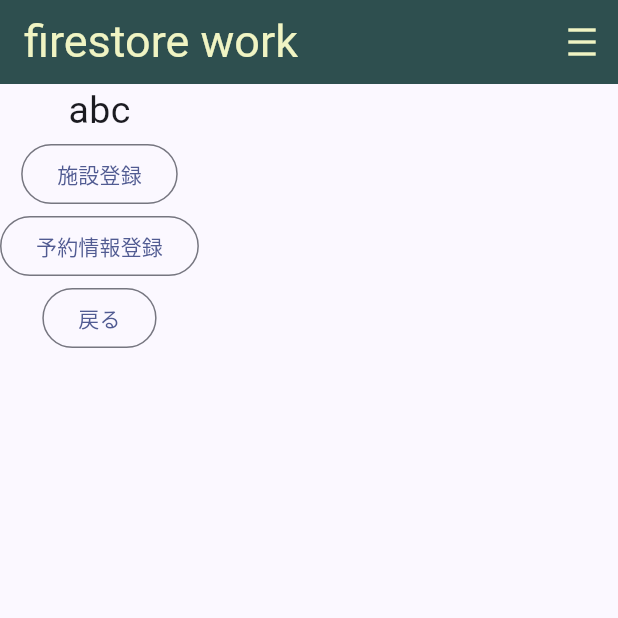
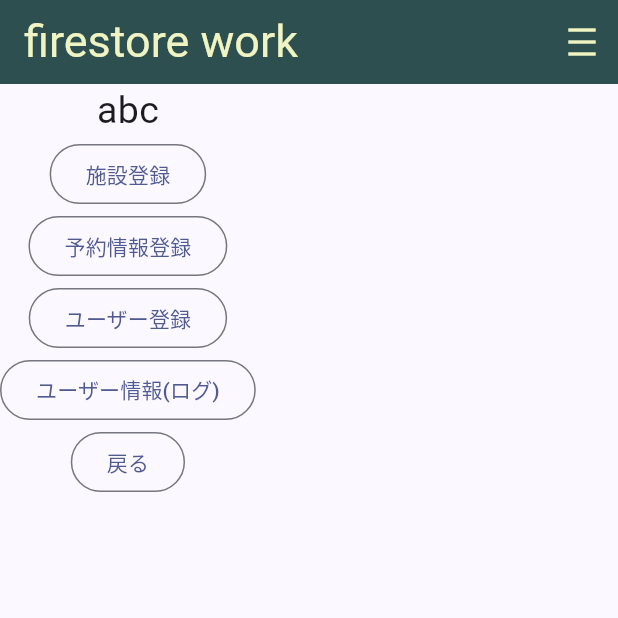
Before and after one commit to of3jlmssoo/flutterReservation, a Flutter app: the Firestorework screen opened by its route, after a tap on "予約情報登録", on a phone screen of 412 x 824 dp, the top half of it. Run offline on Flutter 3.47's test engine with Material 3 defaults, Android fonts, the phone set to English and light mode, and no system bars; our stand-ins replace cloud_firestore, firebase_auth, firebase_core, flutter_riverpod, freezed_annotation, go_router and 1 more; accounts and stored records are empty; generated files the repository leaves out were written again; network calls fail.

Commit message:
add a reservation data

```diff
--- a/lib/appbarcomp.dart
+++ b/lib/appbarcomp.dart
@@ -5,6 +5,7 @@ import 'package:flutter_riverpod/flutter_riverpod.dart';
 import 'package:go_router/go_router.dart';
 import 'package:logging/logging.dart';
 import 'package:reservations2/firebase_auth_repository.dart';
+import 'package:reservations2/reservation.dart';
 
 import 'consts.dart';
 
@@ -73,14 +74,7 @@ class CommonAppBarWidget extends ConsumerWidget {
                 ref.read(firebaseAuthProvider).signOut();
                 // ref.read(firebaseAuthProvider).sign;
               },
-              child: const Text('logout'),
-            ),
-            MenuItemButton(
-              onPressed: () {
-                log.info('BaseAppBar user info pressed');
-                log.info(ref.read(authRepositoryProvider).currentUser);
-              },
-              child: const Text('log.info user info'),
+              child: const Text('ログアウト'),
             ),
             MenuItemButton(
               onPressed: () {
@@ -89,65 +83,6 @@ class CommonAppBarWidget extends ConsumerWidget {
                 context.push('/firestorework');
               },
               child: const Text('firestore!'),
-            ),
-            MenuItemButton(
-              onPressed: () async {
-                log.info('BaseAppBar create users pressed');
-
-                List<Map<String, String>> users = [
-                  {"name": "dummy1", "email": "dummy1@dummy.com", "password": "dummy1dummy1"},
-                  {"name": "dummy2", "email": "dummy2@dummy.com", "password": "dummy2dummy2"},
-                  {"name": "dummy3", "email": "dummy3@dummy.com", "password": "dummy3dummy3"}
-                ];
-
-                for (var user in users) {
-                  try {
-                    log.info('in try! ${user["email"]} ${user["password"]}');
-                    var credential = await userCreate(user);
-                    log.info('credential : $credential');
-                  } on FirebaseAuthException catch (e) {
-                    if (e.code == 'weak-password') {
-                      log.warning('The password provided is too weak.');
-                    } else if (e.code == 'email-already-in-use') {
-                      log.warning('The account already exists for that email.');
-                    }
-                  } catch (e) {
-                    log.warning(e);
-                  }
-
-                  try {
-                    final credential = await FirebaseAuth.instance
-                        .signInWithEmailAndPassword(email: user["email"]!, password: user["password"]!);
-                    credential.user!.updateDisplayName(user["name"]);
-                  } catch (e) {
-                    log.warning(e);
-                  }
-                }
-
-                // users.forEach(
-                //   (user) async {
-                //     log.info(
-                //         '---> ${user["name"]}  ${user["email"]}  ${user["password"]}');
-                //     try {
-                //       log.info('in try! ${user["email"]} ${user["password"]}');
-                //       await userCreate(user).then((credential) async {
-                //         log.info('user creation ${credential.user}');
-                //         credential.user!.updateDisplayName(user["name"]);
-                //       });
-                //     } on FirebaseAuthException catch (e) {
-                //       if (e.code == 'weak-password') {
-                //         log.warning('The password provided is too weak.');
-                //       } else if (e.code == 'email-already-in-use') {
-                //         log.warning(
-                //             'The account already exists for that email.');
-                //       }
-                //     } catch (e) {
-                //       log.warning(e);
-                //     }
-                //   },
-                // );
-              },
-              child: const Text('create users'),
             ),
             MenuItemButton(
               onPressed: () {
@@ -165,14 +100,6 @@ class CommonAppBarWidget extends ConsumerWidget {
       ],
     );
   }
-
-  Future<UserCredential> userCreate(Map<String, String> user) async {
-    final credential = await FirebaseAuth.instance.createUserWithEmailAndPassword(
-      email: user["email"]!,
-      password: user["password"]!,
-    );
-    return credential;
-  }
 }
 
 class Firestorework extends ConsumerWidget {
@@ -188,48 +115,109 @@ class Firestorework extends ConsumerWidget {
           OutlinedButton(
             onPressed: () {
               var db = FirebaseFirestore.instance;
-              final kitchen = <String, dynamic>{"name": "台所", "capacity": 10, "equipment": "IH。\n水道無し。外に井戸あり\nイス無し"};
-              final mtgR1 = <String, dynamic>{"name": "会議室1", "capacity": 2, "equipment": "畳部屋(1畳)"};
-              final mtgR2 = <String, dynamic>{"name": "会議室2", "capacity": 20, "equipment": "2500平米。床抜けあり注意"};
-              List<Map<String, dynamic>> facilityInfo = [kitchen, mtgR1, mtgR2];
-              List<String> facilityName = ["kitchen", "mtgR1", "mrgR2"];
-              for (int i = 0; i < facilityInfo.length; i++) {
+
+              for (var ele in Facility.values) {
                 try {
-                  db.collection("facilities").doc(facilityName[i]).set(facilityInfo[i]);
+                  var doc = {"name": ele.displayName, "capacity": ele.capacity, "description": ele.description};
+                  db.collection("facilities").doc(ele.name).set(doc);
                   // .onError((e, _) => log.info("Error writing document: $e"));
                 } catch (e) {
                   log.info("Error writing document: $e");
                 }
               }
-              // db
-              //     .collection("facilities")
-              //     .doc("kitchen")
-              //     .set(kitchen)
-              //     .onError((e, _) => log.info("Error writing document: $e"));
             },
             child: const Text('施設登録'),
           ),
           OutlinedButton(
-            onPressed: () {
-              var db = FirebaseFirestore.instance;
-              final docRef = db.collection("facilities").doc("kitchen");
+            onPressed: () async {
+              log.info('---> 予約情報登録1');
+              // final reservation = Reservation(
+              //     reserveOn: DateTime.now(),
+              //     reserveMade: DateTime.now().add(Duration(days: 1)),
+              //     uid: ref.read(firebaseAuthProvider).currentUser!.uid);
+              // final rRepository = ReservationRepository(reservation: reservation, db: FirebaseFirestore.instance);
+              // rRepository.addReservation(reservation: reservation);
 
-              log.info("-----> $docRef");
-              log.info("-----> ${ref.read(authRepositoryProvider).currentUser}"); //.runtimeType}");
-              final reservation = <String, dynamic>{
-                "name": "Los Angeles",
-                "facility": docRef,
-                // "user": ref.read(authRepositoryProvider).currentUser
-              };
+              final reservation = Reservation(
+                reserveOn: DateTime.now(),
+                reserveMade: DateTime.now().add(const Duration(days: 1)),
+                facility: FirebaseFirestore.instance.collection("facilities").doc("kitchen"),
+                uid: ref.read(authRepositoryProvider).currentUser!.uid,
+                status: ReservationStatus.none,
+                // status: ReservationStatus.none,
+              );
 
-              var setData = db
+              final docRef = FirebaseFirestore.instance
                   .collection("reservations")
-                  .doc()
-                  .set(reservation)
-                  .onError((e, _) => log.info("Error writing document: $e"));
-              log.info("-----> $setData");
+                  .withConverter(
+                    fromFirestore: Reservation.fromFirestore,
+                    toFirestore: (Reservation reservation, options) => reservation.toFirestore(),
+                  )
+                  .doc();
+              await docRef.set(reservation);
+              log.info('---> 予約情報登録2 $reservation');
+              // var db = FirebaseFirestore.instance;
+              // final docRef = db.collection("facilities").doc("kitchen");
+
+              // log.info("-----> $docRef ---> ${docRef.runtimeType}");
+              // log.info("-----> ${ref.read(authRepositoryProvider).currentUser}"); //.runtimeType}");
+              // final reservation = <String, dynamic>{
+              //   "name": "Los Angeles",
+              //   "facility": docRef,
+              //   // "user": ref.read(authRepositoryProvider).currentUser
+              // };
+
+              // var setData = db
+              //     .collection("reservations")
+              //     .doc()
+              //     .set(reservation)
+              //     .onError((e, _) => log.info("Error writing document: $e"));
+              // log.info("-----> $setData");
             },
             child: const Text('予約情報登録'),
+          ),
+          OutlinedButton(
+            onPressed: () async {
+              log.info('BaseAppBar create users pressed');
+
+              List<Map<String, String>> users = [
+                {"name": "dummy1", "email": "dummy1@dummy.com", "password": "dummy1dummy1"},
+                {"name": "dummy2", "email": "dummy2@dummy.com", "password": "dummy2dummy2"},
+                {"name": "dummy3", "email": "dummy3@dummy.com", "password": "dummy3dummy3"}
+              ];
+
+              for (var user in users) {
+                try {
+                  log.info('in try! ${user["email"]} ${user["password"]}');
+                  var credential = await userCreate(user);
+                  log.info('credential : $credential');
+                } on FirebaseAuthException catch (e) {
+                  if (e.code == 'weak-password') {
+                    log.warning('The password provided is too weak.');
+                  } else if (e.code == 'email-already-in-use') {
+                    log.warning('The account already exists for that email.');
+                  }
+                } catch (e) {
+                  log.warning(e);
+                }
+
+                try {
+                  final credential = await FirebaseAuth.instance
+                      .signInWithEmailAndPassword(email: user["email"]!, password: user["password"]!);
+                  credential.user!.updateDisplayName(user["name"]);
+                } catch (e) {
+                  log.warning(e);
+                }
+              }
+            },
+            child: const Text('ユーザー登録'),
+          ),
+          OutlinedButton(
+            onPressed: () {
+              log.info('BaseAppBar user info pressed');
+              log.info(ref.read(authRepositoryProvider).currentUser);
+            },
+            child: const Text('ユーザー情報(ログ)'),
           ),
           OutlinedButton(
             onPressed: () {
@@ -241,4 +229,12 @@ class Firestorework extends ConsumerWidget {
       ),
     );
   }
+
+  Future<UserCredential> userCreate(Map<String, String> user) async {
+    final credential = await FirebaseAuth.instance.createUserWithEmailAndPassword(
+      email: user["email"]!,
+      password: user["password"]!,
+    );
+    return credential;
+  }
 }
--- a/lib/consts.dart
+++ b/lib/consts.dart
@@ -4,3 +4,25 @@ const Color commonBackgroundColor = Color(0xFF2E4F4F);
 const Color brightFontColor = Color(0xFFF0F4C3);
 
 const colDivider = SizedBox(height: 10);
+
+// enum Facility implements Comparable<Facility> {
+enum Facility {
+  kitchen(displayName: "台所", capacity: 5, description: "IH。ただし給電無し。発電機持ち込み必要\n水道無し。外に井戸あり\nイス無し"),
+  mtgR1(displayName: "会議室1", capacity: 50, description: "畳部屋(1畳)。窓無し、冷暖房無し"),
+  mtgR2(displayName: "会議室2", capacity: 1, description: "2500平米。床抜けあり注意");
+
+  const Facility({
+    required this.displayName,
+    required this.capacity,
+    required this.description,
+  });
+
+  final String displayName;
+  final int capacity;
+  final String description;
+
+  // int get carbonFootprint => (description / capacity).round();
+  // bool get isTwoWheeled => this == Facility.bicycle;
+  // @override
+  // int compareTo(Facility other) => carbonFootprint - other.carbonFootprint;
+}
--- /dev/null
+++ b/lib/reservation.dart
@@ -0,0 +1,160 @@
+import 'package:cloud_firestore/cloud_firestore.dart';
+import 'package:freezed_annotation/freezed_annotation.dart';
+import 'package:logging/logging.dart';
+
+part 'reservation.freezed.dart';
+// part 'reservation.g.dart';
+
+// part 'reservation.g.dart';
+final log = Logger('Reservation');
+
+const String collectionReservation = "reservations";
+
+enum ReservationStatus {
+  none(displayName: "空"),
+  tentative(displayName: "仮"),
+  reserved(displayName: "済"),
+  notFound(displayName: "不");
+
+  const ReservationStatus({
+    required this.displayName,
+  });
+
+  final String displayName;
+}
+
+extension ReservationStatusExtension on ReservationStatus {
+  static ReservationStatus fromString(String status) {
+    switch (status) {
+      case 'none':
+        return ReservationStatus.none;
+      case 'tentative':
+        return ReservationStatus.tentative;
+      case 'reserved':
+        return ReservationStatus.reserved;
+      default:
+        return ReservationStatus.notFound;
+    }
+  }
+
+  static String statusToString(ReservationStatus status) {
+    log.info('--> statusToString called!');
+    switch (status) {
+      case ReservationStatus.none:
+        return 'none';
+      case ReservationStatus.tentative:
+        return 'tentative';
+      case ReservationStatus.reserved:
+        return 'reserved';
+      default:
+        return 'notFound';
+    }
+  }
+}
+
+class ReservationStatusConverter implements JsonConverter<ReservationStatus, String> {
+  const ReservationStatusConverter();
+
+  @override
+  ReservationStatus fromJson(String json) {
+    return ReservationStatusExtension.fromString(json);
+  }
+
+  @override
+  String toJson(ReservationStatus status) {
+    return ReservationStatusExtension.statusToString(status);
+  }
+}
+
+class DateTimeConverter implements JsonConverter<DateTime, Timestamp> {
+  const DateTimeConverter();
+
+  @override
+  DateTime fromJson(Timestamp json) {
+    return json.toDate();
+  }
+
+  @override
+  Timestamp toJson(DateTime dateTime) {
+    return Timestamp.fromDate(dateTime);
+  }
+}
+
+@freezed
+class Reservation with _$Reservation {
+  const Reservation._();
+  const factory Reservation({
+    required DateTime reserveOn,
+    required DateTime reserveMade,
+    DocumentReference? facility,
+    required String uid,
+    String? tel,
+    String? email,
+    @Default(ReservationStatus.none) ReservationStatus status,
+
+    // @JsonKey(name: "reserveOn") @DateTimeConverter() required DateTime reserveOn,
+    // @JsonKey(name: "reserveMade") @DateTimeConverter() required DateTime reserveMade,
+    // @JsonKey(name: "facility") DocumentReference? facility,
+    // @JsonKey(name: "uid") required String uid,
+    // @JsonKey(name: "tel") String? tel,
+    // @JsonKey(name: "email") String? email,
+    // @JsonKey(name: "status") @ReservationStatusConverter() required ReservationStatus status,
+  }) = _Reservation;
+
+  factory Reservation.fromFirestore(
+    DocumentSnapshot<Map<String, dynamic>> snapshot,
+    SnapshotOptions? options,
+  ) {
+    final data = snapshot.data();
+    return Reservation(
+      reserveOn: data?['reservedOn'],
+      reserveMade: data?['reserveMade'],
+      facility: data?['facility'],
+      uid: data?['uid'],
+      tel: data?['tel'],
+      email: data?['emal'],
+      // status: data?['status'],
+      status: ReservationStatusExtension.fromString(data?['status']),
+    );
+  }
+
+  Map<String, dynamic> toFirestore() {
+    return {
+      "reserveOn": reserveOn,
+      "state": reserveMade,
+      if (facility != null) "facility": facility,
+      "uid": uid,
+      if (tel != null) "tel": tel,
+      if (email != null) "email": email,
+      "status": ReservationStatusExtension.statusToString(status),
+      // "status": status,
+      // if (reserveMade != null) "state": reserveMade,
+      // if (facility != null) "facility": facility,
+      // if (uid != null) "uid": uid,
+      // if (tel != null) "tel": tel,
+      // if (email != null) "email": email,
+      // if (status != null) "status": status,
+    };
+  }
+}
+
+class ReservationRepository {
+  ReservationRepository({required this.reservation, required this.db});
+  final FirebaseFirestore db;
+  final Reservation reservation;
+
+  Future<void> addReservation({required Reservation reservation}) async {
+    log.info('--> addReservation1');
+    db
+        .collection(collectionReservation)
+        .withConverter(
+          fromFirestore: Reservation.fromFirestore,
+          toFirestore: (Reservation reservation, options) => reservation.toFirestore(),
+        )
+        .doc()
+        .set(reservation);
+    log.info('--> addReservation2');
+  }
+}
+
+class ReservationService {}
```
Also changed, not shown: lib/reservation.freezed.dart (added).
